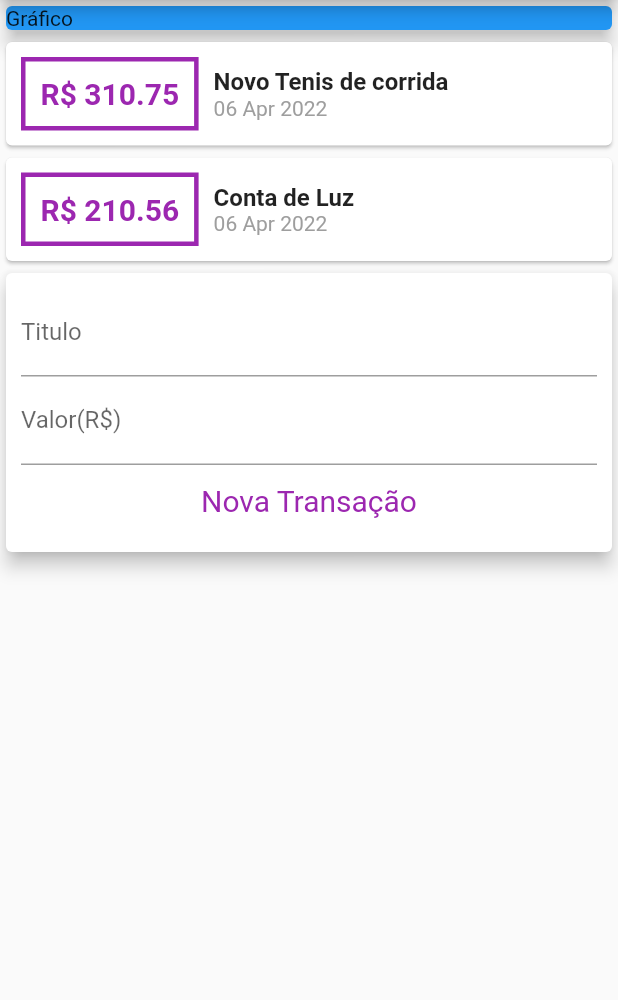
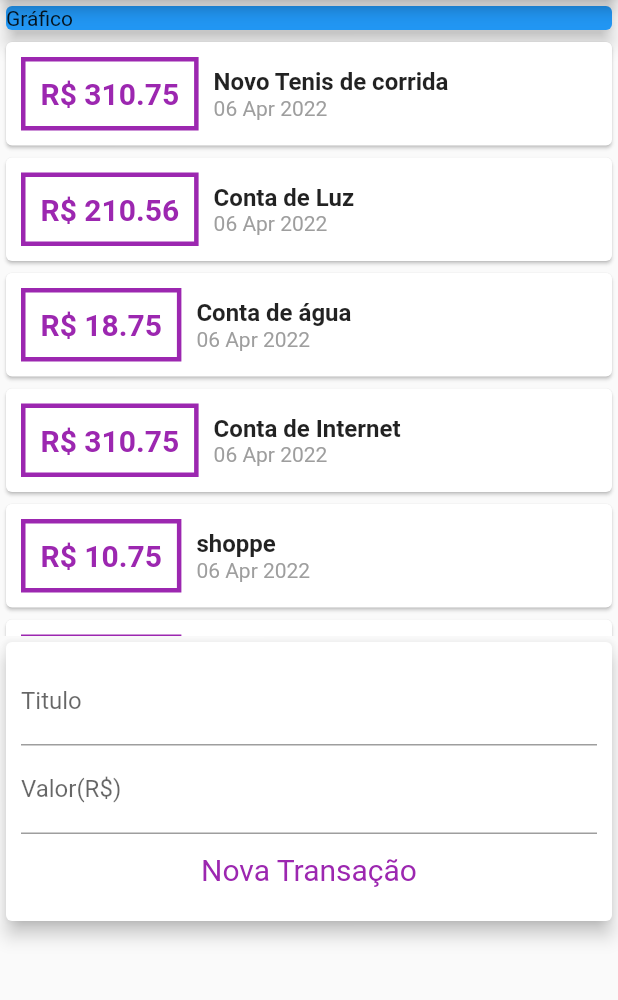
Before and after one commit to jianLicio/despesas_pessoais, a Flutter app: the screen it shows after launch, after a tap on "Nova Transação", on a phone screen of 412 x 824 dp, the part 84-1084 px from its top. Run offline on Flutter 3.47's test engine with Material 2 defaults, Android fonts, the phone set to English and light mode, and no system bars.

Commit message:
adicionanando scroll

```diff
--- a/lib/components/Transacao_usuario.dart
+++ b/lib/components/Transacao_usuario.dart
@@ -1,3 +1,5 @@
+import 'dart:math';
+
 import 'package:despesas_pessoais/components/transacao_form.dart';
 import 'package:despesas_pessoais/components/transacao_lista.dart';
 import 'package:flutter/material.dart';
@@ -25,14 +27,57 @@ class _TransacaoUsuarioState extends State<TransacaoUsuario> {
       valor: 210.56,
       data: DateTime.now(),
     ),
+    Transacao(
+      id: 't3',
+      titulo: 'Conta de água',
+      valor: 18.75,
+      data: DateTime.now(),
+    ),
+    Transacao(
+      id: 't4',
+      titulo: 'Conta de Internet',
+      valor: 310.75,
+      data: DateTime.now(),
+    ),
+    Transacao(
+      id: 't5',
+      titulo: 'shoppe',
+      valor: 10.75,
+      data: DateTime.now(),
+    ),
+    Transacao(
+      id: 't6',
+      titulo: 'Amazon Prime',
+      valor: 10.75,
+      data: DateTime.now(),
+    ),
+    Transacao(
+      id: 't7',
+      titulo: 'Netflix',
+      valor: 42,
+      data: DateTime.now(),
+    ),
   ];
+
+  _addTransacao(String titulo, double valor) {
+    final novaTransacao = Transacao(
+      id: Random().nextDouble().toString(),
+      data: DateTime.now(),
+      titulo: titulo,
+      valor: valor,
+    );
+
+    setState(() {
+      _transacao.add(novaTransacao);
+    });
+  }
 
   @override
   Widget build(BuildContext context) {
     return Column(
       children: [
         TransacaoLista(transacao: _transacao),
-        TransacaoForm(),
+        TransacaoForm(onSubmit: _addTransacao),
       ],
     );
   }
--- a/lib/components/transacao_form.dart
+++ b/lib/components/transacao_form.dart
@@ -1,10 +1,12 @@
 import 'package:flutter/material.dart';
 
 class TransacaoForm extends StatelessWidget {
-  TransacaoForm({Key? key}) : super(key: key);
+  TransacaoForm({Key? key, required this.onSubmit}) : super(key: key);
 
   final tituloController = TextEditingController();
   final valorController = TextEditingController();
+
+  final void Function(String, double) onSubmit;
 
   @override
   Widget build(BuildContext context) {
@@ -33,8 +35,9 @@ class TransacaoForm extends StatelessWidget {
               ),
               child: const Text('Nova Transação'),
               onPressed: () {
-                debugPrint(tituloController.text);
-                debugPrint(valorController.text);
+                final titulo = tituloController.text;
+                final valor = double.tryParse(valorController.text) ?? 0.0;
+                onSubmit(titulo, valor);
               },
             ),
           ],
--- a/lib/components/transacao_lista.dart
+++ b/lib/components/transacao_lista.dart
@@ -9,9 +9,12 @@ class TransacaoLista extends StatelessWidget {
 
   @override
   Widget build(BuildContext context) {
-    return Column(
-      children: [
-        ...transacao.map((tr) {
+    return SizedBox(
+      height: 400,
+      child: ListView.builder(
+        itemCount: transacao.length,
+        itemBuilder: (ctx, index) {
+          final tr = transacao[index];
           return Card(
             child: Row(
               children: [
@@ -57,8 +60,8 @@ class TransacaoLista extends StatelessWidget {
               ],
             ),
           );
-        }).toList(),
-      ],
+        },
+      ),
     );
   }
 }
--- a/lib/main.dart
+++ b/lib/main.dart
@@ -1,11 +1,7 @@
-// ignore_for_file: avoid_print
-
 import 'package:despesas_pessoais/components/Transacao_usuario.dart';
 import 'package:flutter/material.dart';
 
-void main() {
-  runApp(const GastosApp());
-}
+void main() => runApp(const GastosApp());
 
 class GastosApp extends StatelessWidget {
   const GastosApp({Key? key}) : super(key: key);
@@ -27,8 +23,8 @@ class MyHomePage extends StatelessWidget {
       appBar: AppBar(
         title: const Text('Despesas Pessoais'),
       ),
-      body: Column(
-        crossAxisAlignment: CrossAxisAlignment.start,
+      body: ListView(
+        // crossAxisAlignment: CrossAxisAlignment.start,
         children: const [
           SizedBox(
             width: double.infinity,
```
